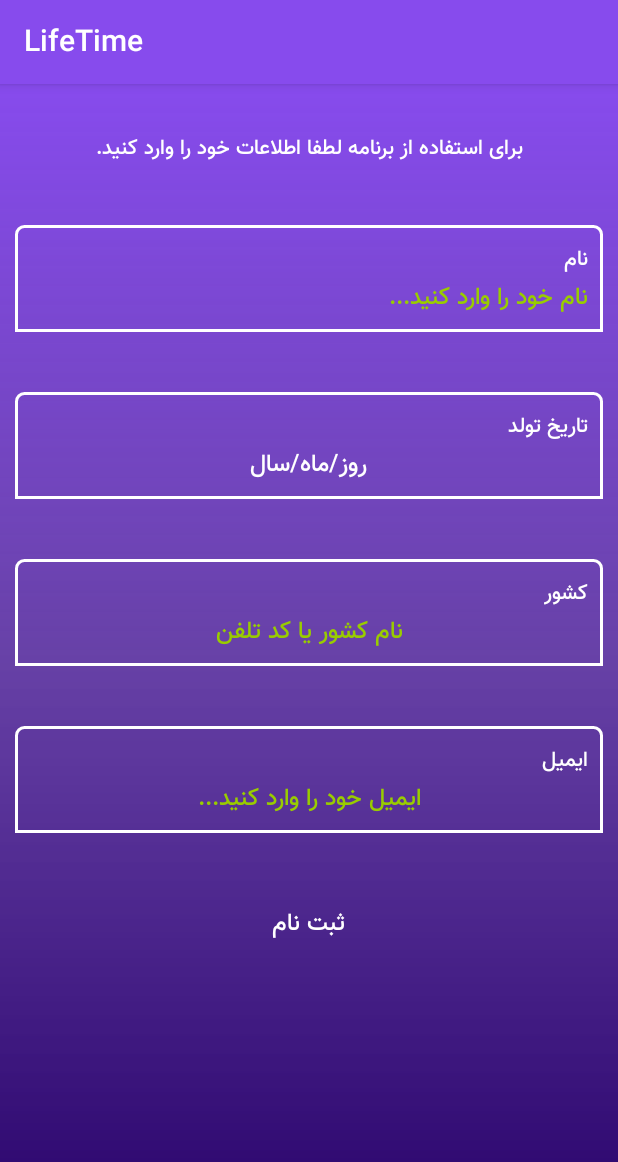
After one commit to mohamadkaramidarabi/lifetime, an Android app: the LoginActivity screen opened directly, with no data from a screen before it, on a phone screen of 412 x 824 dp. The commit adds this screen. Shown: the top 1162 px of the screen. Run offline under Robolectric (Android 15) with nearby library versions, the phone set to English and light mode, and no system bars.

Commit message:
for push

```diff
--- a/app/src/main/java/com/example/lifetime/data/database/repository/person/PersonRepository.kt
+++ b/app/src/main/java/com/example/lifetime/data/database/repository/person/PersonRepository.kt
@@ -4,6 +4,7 @@ import io.reactivex.Observable
 import javax.inject.Inject
 
 class PersonRepository @Inject internal constructor(private val personDao: PersonDao): PersonRepo {
+
     override fun isPersonRepoEmpty(): Observable<Boolean> =
         Observable.fromCallable {
             personDao.loadAll().isEmpty()
--- /dev/null
+++ b/app/src/main/java/com/example/lifetime/ui/login/LoginActivity.kt
@@ -0,0 +1,13 @@
+package com.example.lifetime.ui.login
+
+import androidx.appcompat.app.AppCompatActivity
+import android.os.Bundle
+import com.example.lifetime.R
+
+class LoginActivity : AppCompatActivity() {
+
+    override fun onCreate(savedInstanceState: Bundle?) {
+        super.onCreate(savedInstanceState)
+        setContentView(R.layout.activity_login)
+    }
+}
--- a/app/src/main/java/com/example/lifetime/ui/main/life_spiral_fragment/view/LifeSpiral.kt
+++ b/app/src/main/java/com/example/lifetime/ui/main/life_spiral_fragment/view/LifeSpiral.kt
@@ -60,7 +60,7 @@ class LifeSpiral (context: Context,attributeSet: AttributeSet? = null) : Surface
     }
 
     private fun drawSpiral(holder: SurfaceHolder?) {
-        finishDraw.onNext(false)
+        finishDraw.onNext(true)
         paint.color = Color.WHITE
         paint.style = Paint.Style.FILL
         path.moveTo(w / 2f, h / 2f)
@@ -68,7 +68,7 @@ class LifeSpiral (context: Context,attributeSet: AttributeSet? = null) : Surface
         p.x = w / 2
         p.y = h / 2
         val lifeExceptionYears = person.LifeExpectancyYears
-        val dotRadius = sqrt(0.3 * w.toDouble().pow(2.0) / (lifeExceptionYears * 52 * 4)).toInt()
+        val dotRadius = sqrt(0.4 * w.toDouble().pow(2.0) / (lifeExceptionYears * 52 * 4)).toInt()
 
         val lastCirclePoint = Point(w / 2, h / 2)
         val maxAngle = getMaxAngle(lifeExceptionYears.toInt(), dotRadius)
@@ -86,9 +86,9 @@ class LifeSpiral (context: Context,attributeSet: AttributeSet? = null) : Surface
                 holder?.unlockCanvasAndPost(canvas)
             }
             .doOnNext {
-                val canvas = holder?.lockCanvas(null)
-                canvas?.drawRect(0f, 0f, w.toFloat(), h.toFloat(), backgroundPaint)
-                canvas?.drawColor(resources.getColor(R.color.colorPrimaryDark))
+
+//                canvas?.drawRect(0f, 0f, w.toFloat(), h.toFloat(), backgroundPaint)
+//                canvas?.drawColor(resources.getColor(R.color.colorPrimaryDark))
                 for (angle in range) {
                     val a = angle.toDouble() / 10.0
                     val r = (a / (maxAngle)) * (w / 2.0 * 0.95)
@@ -102,13 +102,18 @@ class LifeSpiral (context: Context,attributeSet: AttributeSet? = null) : Surface
                                     (lastCirclePoint.y.toDouble() - p.y).pow(2.0)
                         ) >= (2 * dotRadius * 1.2)
                     ) {
+                        val canvas = holder?.lockCanvas(
+                            Rect(
+                                p.x - dotRadius, p.y - dotRadius,
+                                p.x + dotRadius, p.y + dotRadius
+                            )
+                        )
                         count++
                         lastCirclePoint.x = p.x
                         lastCirclePoint.y = p.y
                         if (count > CommonUtil.calculateAge(PersianCalendar(person.birthDate)) / 7) {
-                            paint.color = resources.getColor(R.color.colorAccent)
+                            paint.color = Color.GRAY
                             paint.strokeWidth = dotRadius/2f
-                            paint.style = Paint.Style.STROKE
                         }
                         drawCircle(
                             p.x.toFloat(),
@@ -117,15 +122,16 @@ class LifeSpiral (context: Context,attributeSet: AttributeSet? = null) : Surface
                             paint,
                             canvas
                         )
+                        holder?.unlockCanvasAndPost(canvas)
                         if (count > lifeExceptionYears * 365 / 7) {
                             break
                         }
                     }
                 }
-                holder?.unlockCanvasAndPost(canvas)
+
             }
             .doOnNext {
-                finishDraw.onNext(true)
+//                finishDraw.onNext(true)
             }
             .subscribe()
 
@@ -144,6 +150,27 @@ class LifeSpiral (context: Context,attributeSet: AttributeSet? = null) : Surface
             radius,
             paint
         )
+    }
+
+    private fun drawRect(
+        left: Float,
+        right: Float,
+        top: Float,
+        bottom: Float,
+        paint: Paint,
+        canvas: Canvas?,
+        angle: Float
+    ) {
+        canvas?.let {
+            it.rotate(angle, right + (left - right) / 2, top - (top - bottom) / 2)
+            it.drawRect(
+                left,
+                top,
+                right,
+                bottom,
+                paint
+            )
+        }
     }
 
     private fun getMaxAngle(LifeExpectancyYears: Int, dotRadius: Int): Int {
--- a/app/src/main/java/com/example/lifetime/ui/splash/view/SplashActivity.kt
+++ b/app/src/main/java/com/example/lifetime/ui/splash/view/SplashActivity.kt
@@ -6,6 +6,7 @@ import android.view.Window
 import android.view.WindowManager
 import com.example.lifetime.R
 import com.example.lifetime.ui.base.view.BaseActivity
+import com.example.lifetime.ui.login.LoginActivity
 import com.example.lifetime.ui.main.main_activity.view.MainActivity
 import com.example.lifetime.ui.splash.interactor.SplashMVPInteractor
 import com.example.lifetime.ui.splash.presenter.SplashPresenter
@@ -26,7 +27,7 @@ class SplashActivity : BaseActivity(), SplashMVPView {
     }
 
     override fun openMainActivity() {
-        val intent = Intent(this, MainActivity::class.java)
+        val intent = Intent(this, LoginActivity::class.java)
         startActivity(intent)
         finish()
     }
--- /dev/null
+++ b/app/src/main/res/drawable/edit_text_background.xml
@@ -0,0 +1,15 @@
+<?xml version="1.0" encoding="utf-8"?>
+<shape
+    android:shape="rectangle"
+    xmlns:android="http://schemas.android.com/apk/res/android">
+    <corners
+        android:topRightRadius="5dp"
+        android:topLeftRadius="5dp"/>
+
+    <solid android:color="@android:color/transparent"/>
+    <stroke
+        android:width="2dp"
+        android:color="@android:color/white"/>
+
+
+</shape>
--- /dev/null
+++ b/app/src/main/res/drawable/round_button_background.xml
@@ -0,0 +1,10 @@
+<?xml version="1.0" encoding="utf-8"?>
+<shape
+    android:shape="rectangle"
+    xmlns:android="http://schemas.android.com/apk/res/android">
+    <stroke android:width="2dp"
+        android:color="@android:color/white"/>
+    <corners android:radius="20dp"/>
+    <solid android:color="@android:color/transparent"/>
+
+</shape>
--- /dev/null
+++ b/app/src/main/res/layout/activity_login.xml
@@ -0,0 +1,156 @@
+<?xml version="1.0" encoding="utf-8"?>
+<LinearLayout
+    xmlns:android="http://schemas.android.com/apk/res/android"
+    xmlns:app="http://schemas.android.com/apk/res-auto"
+    android:background="@drawable/gradient_background"
+    xmlns:tools="http://schemas.android.com/tools"
+    android:layout_width="match_parent"
+    android:layout_height="match_parent"
+    android:layout_gravity="right"
+    android:orientation="vertical"
+    android:padding="10dp"
+    tools:context=".ui.login.LoginActivity">
+
+    <TextView
+        android:id="@+id/message"
+        android:layout_width="match_parent"
+        android:text="برای استفاده از برنامه لطفا اطلاعات خود را وارد کنید."
+        android:layout_marginTop="20dp"
+        android:textColor="@android:color/white"
+        android:layout_marginBottom="30dp"
+        android:textSize="14sp"
+        android:gravity="center"
+        android:layout_height="wrap_content"/>
+
+    <LinearLayout
+        android:orientation="vertical"
+        android:layout_marginTop="10dp"
+        android:background="@drawable/edit_text_background"
+        android:gravity="right"
+        android:textDirection="rtl"
+        android:layoutDirection="rtl"
+        app:errorEnabled="true"
+        android:layout_marginBottom="30dp"
+        android:textColorHint="@android:color/white"
+        android:layout_width="match_parent"
+        android:layout_height="wrap_content">
+        <TextView
+            android:layout_marginTop="10dp"
+            android:paddingRight="10dp"
+            android:textColor="@android:color/white"
+            android:text="نام"
+            android:layout_width="wrap_content"
+            android:layout_height="wrap_content"/>
+        <EditText
+            android:hint="نام خود را وارد کنید..."
+            style="@style/EditText"
+            android:id="@+id/etName"
+            android:gravity="right"
+            android:layout_width="match_parent"
+            android:layout_height="wrap_content"/>
+    </LinearLayout>
+
+    <LinearLayout
+        android:orientation="vertical"
+        android:layout_marginTop="10dp"
+        android:background="@drawable/edit_text_background"
+        android:gravity="right"
+        android:textDirection="rtl"
+        android:layoutDirection="rtl"
+        app:errorEnabled="true"
+        android:layout_marginBottom="30dp"
+        android:textColorHint="@android:color/white"
+        android:layout_width="match_parent"
+        android:layout_height="wrap_content">
+        <TextView
+            android:layout_marginTop="10dp"
+            android:paddingRight="10dp"
+            android:textColor="@android:color/white"
+            android:text="تاریخ تولد"
+            android:layout_width="wrap_content"
+            android:layout_height="wrap_content"/>
+        <TextView
+            android:layout_gravity="center"
+            android:textDirection="rtl"
+            android:text="روز/ماه/سال"
+            style="@style/EditText"
+            android:gravity="center"
+            android:layout_width="match_parent"
+            android:layout_height="wrap_content"/>
+    </LinearLayout>
+
+    <LinearLayout
+        android:orientation="vertical"
+        android:layout_marginTop="10dp"
+        android:background="@drawable/edit_text_background"
+        android:gravity="right"
+        android:textDirection="rtl"
+        android:layoutDirection="rtl"
+        app:errorEnabled="true"
+        android:layout_marginBottom="30dp"
+        android:textColorHint="@android:color/white"
+        android:layout_width="match_parent"
+        android:layout_height="wrap_content">
+        <TextView
+            android:layout_marginTop="10dp"
+            android:paddingRight="10dp"
+            android:textColor="@android:color/white"
+            android:text="کشور"
+            android:layout_width="wrap_content"
+            android:layout_height="wrap_content"/>
+        <EditText
+            android:hint="نام کشور یا کد تلفن"
+            style="@style/EditText"
+            android:id="@+id/etCountry"
+            android:gravity="center"
+            android:layout_width="match_parent"
+            android:layout_height="wrap_content"/>
+    </LinearLayout>
+
+    <LinearLayout
+        android:orientation="vertical"
+        android:layout_marginTop="10dp"
+        android:background="@drawable/edit_text_background"
+        android:gravity="right"
+        android:textDirection="rtl"
+        android:layoutDirection="rtl"
+        app:errorEnabled="true"
+        android:layout_marginBottom="30dp"
+        android:textColorHint="@android:color/white"
+        android:layout_width="match_parent"
+        android:layout_height="wrap_content">
+        <TextView
+            android:layout_marginTop="10dp"
+            android:paddingRight="10dp"
+            android:textColor="@android:color/white"
+            android:text="ایمیل"
+            android:layout_width="wrap_content"
+            android:layout_height="wrap_content"/>
+        <EditText
+            android:hint="ایمیل خود را وارد کنید..."
+            style="@style/EditText"
+            android:id="@+id/etٍEmail"
+            android:gravity="center"
+            android:layout_width="match_parent"
+            android:layout_height="wrap_content"/>
+    </LinearLayout>
+
+    <com.google.android.material.button.MaterialButton
+        android:text="ثبت نام"
+        android:id="@+id/btnSubmit"
+        style="@style/EditText"
+        android:layout_gravity="center"
+        android:paddingTop="10dp"
+        android:paddingLeft="80dp"
+        android:paddingRight="80dp"
+        android:gravity="center"
+        android:layout_width="wrap_content"
+        android:layout_height="wrap_content"/>
+
+
+
+
+
+
+
+</LinearLayout>
--- a/app/src/main/res/values/styles.xml
+++ b/app/src/main/res/values/styles.xml
@@ -4,6 +4,7 @@
     <style name="AppTheme"
         parent="Theme.AppCompat.Light.DarkActionBar">
         <!-- Customize your theme here. -->
+        <item name="android:fontFamily">@font/vazir_medium</item>
         <item name="colorPrimary">@color/colorPrimary</item>
         <item name="colorPrimaryDark">@color/colorPrimaryDark</item>
         <item name="colorAccent">@color/colorAccent</item>
@@ -31,5 +32,16 @@
         <item name="android:windowContentOverlay">@null</item>
     </style>
 
+    <style name="EditText" parent="Widget.AppCompat.EditText">
+        <item name="android:textColor">@android:color/white</item>
+        <item name="android:textSize">16sp</item>
+        <item name="android:gravity">center</item>
+        <item name="android:background">@android:color/transparent</item>
+        <item name="android:textColorHint">@android:color/holo_green_light</item>
+        <item name="android:paddingBottom">10dp</item>
+        <item name="android:paddingLeft">10dp</item>
+        <item name="android:paddingRight">10dp</item>
+    </style>
+
 
 </resources>
```
Also changed, not shown: app/src/main/AndroidManifest.xml (+4 -4 lines), app/src/main/java/com/example/lifetime/di/module/AppModule.kt (+0 -9 lines).
